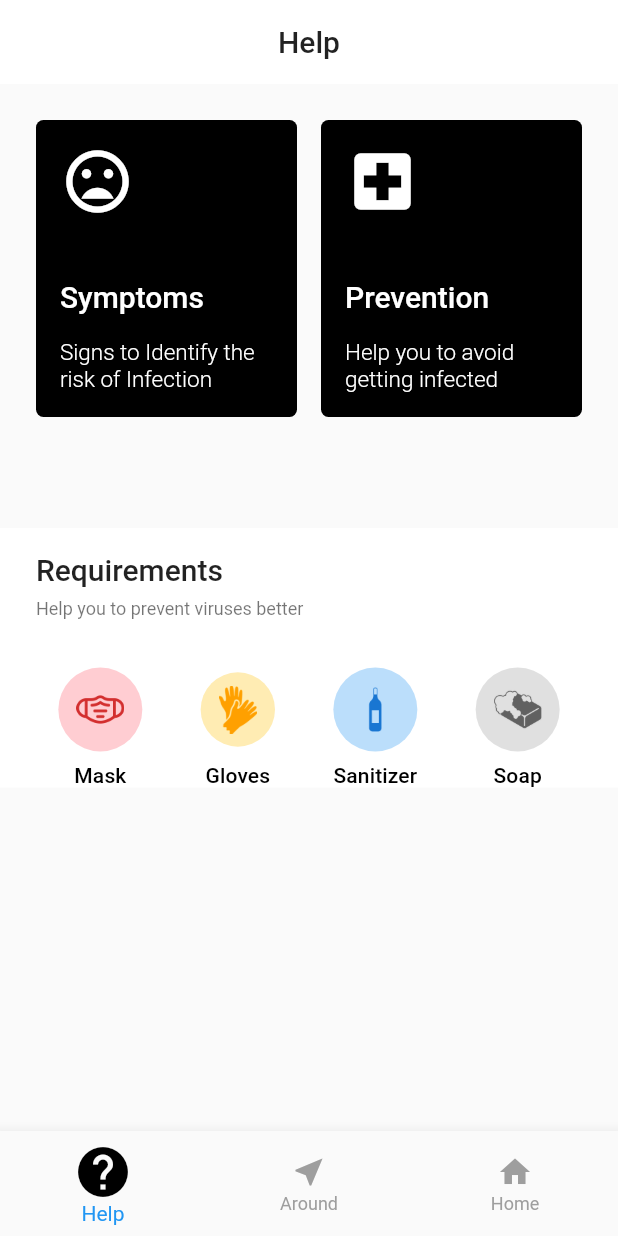
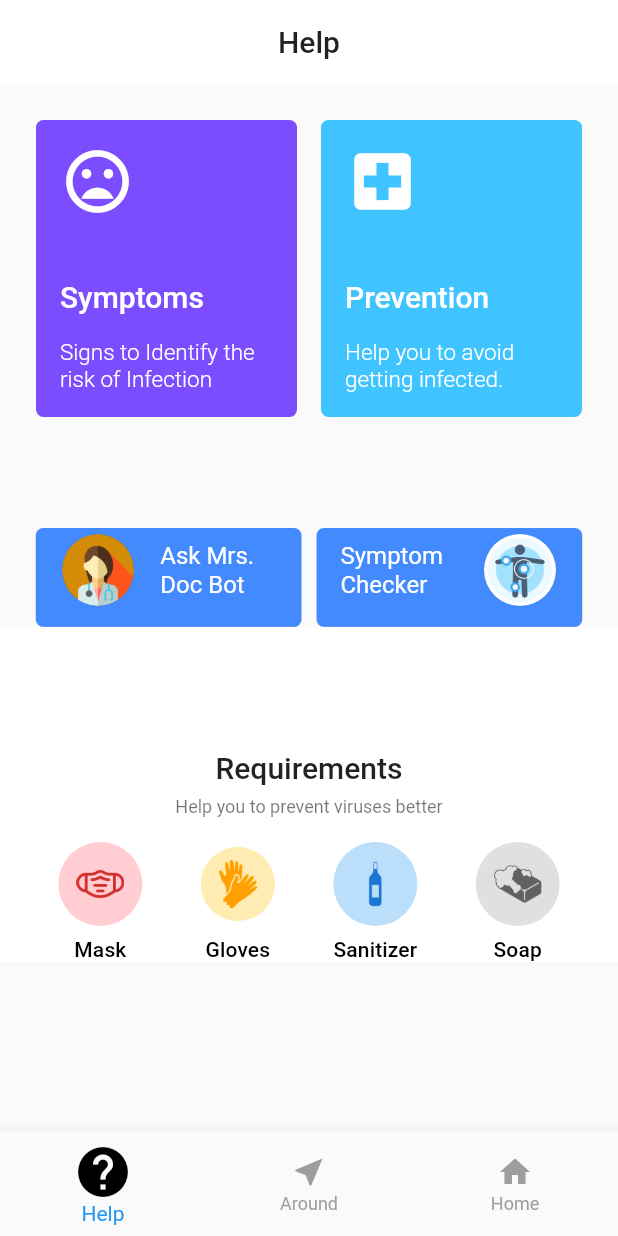
Before and after one commit to ThugsOfFirangistan/HealthZ, a Flutter app: the screen it shows after launch, on a phone screen of 412 x 824 dp. Run offline on Flutter 3.47's test engine with Material 2 defaults, Android fonts, the phone set to English and light mode, and no system bars; project files that could hold a hidden picture were left out.

Commit message:
Add DocBot and SymptomsChecker

```diff
--- a/lib/Screens/Help.dart
+++ b/lib/Screens/Help.dart
@@ -2,6 +2,8 @@ import 'package:healthz/Widgets/homeNavItems.dart';
 import 'package:healthz/Widgets/Requirements.dart';
 import 'package:flutter/cupertino.dart';
 import 'package:flutter/material.dart';
+import 'package:healthz/Screens/DocBot.dart';
+import 'package:healthz/Screens/SymptomsChecker.dart';
 
 class Help extends StatefulWidget {
   @override
@@ -12,10 +14,13 @@ class _HelpState extends State<Help> {
   @override
   Widget build(BuildContext context) {
     double width = MediaQuery.of(context).size.width;
+    double height = MediaQuery.of(context).size.height;
     return Scaffold(
       appBar: AppBar(
-      title: Text('Help',
-      style: Theme.of(context).textTheme.title,),
+        title: Text(
+          'Help',
+          style: Theme.of(context).textTheme.title,
+        ),
         backgroundColor: Colors.white,
         elevation: 0.0,
         iconTheme: IconThemeData(color: Colors.black),
@@ -43,16 +48,93 @@ class _HelpState extends State<Help> {
                     ],
                   ),
                 ),
+                Column(
+                  children: <Widget>[
+                    Row(
+                      mainAxisAlignment: MainAxisAlignment.center,
+                      children: <Widget>[
+                        SizedBox(
+                          width: 5.0,
+                        ),
+                        Container(
+                          decoration: BoxDecoration(
+                            color: Colors.blueAccent,
+                            borderRadius:
+                                BorderRadius.all(Radius.circular(5.0)),
+                          ),
+                          height: 0.08 * height,
+                          width: 0.43 * width,
+                          child: ListTile(
+                            leading: Container(
+                              child: new CircleAvatar(
+                                backgroundImage:
+                                    AssetImage("assets/images/doc.png"),
+                                radius: 24.0,
+                              ),
+                              padding: const EdgeInsets.all(1.5), // borde width
+                            ),
+                            onTap: () {
+                              Navigator.push(
+                                  context,
+                                  MaterialPageRoute(
+                                      builder: (context) => DocBot()));
+                            },
+                            title: Text(
+                              "Ask Mrs. Doc Bot",
+                              style: Theme.of(context)
+                                  .textTheme
+                                  .subhead
+                                  .copyWith(color: Colors.white),
+                            ),
+                          ),
+                        ),
+                        SizedBox(
+                          width: 10.0,
+                        ),
+                        Container(
+                          decoration: BoxDecoration(
+                            color: Colors.blueAccent,
+                            borderRadius:
+                                BorderRadius.all(Radius.circular(5.0)),
+                          ),
+                          height: 0.08 * height,
+                          width: 0.43 * width,
+                          child: ListTile(
+                            trailing: Container(
+                              child: new CircleAvatar(
+                                backgroundImage: AssetImage(
+                                    "assets/images/symptomschecker.png"),
+                                radius: 24.0,
+                              ),
+                              padding: const EdgeInsets.all(1.5), // borde width
+                            ),
+                            onTap: () {
+                              Navigator.push(
+                                  context,
+                                  MaterialPageRoute(
+                                      builder: (context) => SymptomsChecker()));
+                            },
+                            title: Text(
+                              "Symptom Checker",
+                              style: Theme.of(context)
+                                  .textTheme
+                                  .subhead
+                                  .copyWith(color: Colors.white),
+                            ),
+                          ),
+                        ),
+                        SizedBox(
+                          width: 5.0,
+                        ),
+                      ],
+                    )
+                  ],
+                ),
                 Container(
                   color: Colors.white,
+                  padding: EdgeInsets.only(top: 0.1*height),
                   child: Column(
-                    crossAxisAlignment: CrossAxisAlignment.start,
-                    children: <Widget>[
-                      Container(
-                        padding: EdgeInsets.symmetric(
-                            horizontal: 24.0, vertical: 16.0),
-                        child: Column(
-                          crossAxisAlignment: CrossAxisAlignment.start,
+                    crossAxisAlignment: CrossAxisAlignment.center,
                     children: <Widget>[
                       Text(
                         "Requirements",
@@ -68,9 +150,6 @@ class _HelpState extends State<Help> {
                       SizedBox(
                         height: 16.0,
                       ),
-                          ],
-                        ),
-                      ),
                       Requirements(),
                     ],
                   ),
--- a/lib/Widgets/homeNavItems.dart
+++ b/lib/Widgets/homeNavItems.dart
@@ -19,17 +19,18 @@ class _HomeNavItemsState extends State<HomeNavItems> {
                 icon: Icons.mood_bad,
                 title: 'Symptoms',
                 subTitle: 'Signs to Identify the risk of Infection',
-                navigate: 'symptoms'),
+                navigate: 'symptoms',
+                color: Colors.deepPurpleAccent),
             SizedBox(
               width: 16.0,
             ),
             getHomePageNavItems(
                 context: context,
                 icon:Icons.local_hospital,
-
                 title: 'Prevention',
-                subTitle: 'Help you to avoid getting infected',
-                navigate: 'prevention'
+                subTitle: 'Help you to avoid getting infected.',
+                navigate: 'prevention',
+                color: Colors.lightBlueAccent,
                 ),
           ],
         ),
@@ -42,7 +43,7 @@ class _HomeNavItemsState extends State<HomeNavItems> {
 }
 
 Widget getHomePageNavItems(
-    {BuildContext context, IconData icon, String title, String subTitle, String navigate}) {
+    {BuildContext context, IconData icon, String title, String subTitle, String navigate, Color color}) {
   return Expanded(
     child: InkWell(
       onTap: (){
@@ -51,7 +52,7 @@ Widget getHomePageNavItems(
       child: Container(
         padding: EdgeInsets.all(16.0),
         decoration: BoxDecoration(
-            color: Colors.black,
+            color: color,
             borderRadius: BorderRadius.all(Radius.circular(5.0))),
         child: Column(
           crossAxisAlignment: CrossAxisAlignment.start,
--- a/pubspec.yaml
+++ b/pubspec.yaml
@@ -51,6 +51,7 @@ flutter:
 
   assets:
    - assets/images/
+   - assets/json/
   # To add assets to your application, add an assets section, like this:
   # assets:
   #   - images/a_dot_burr.jpeg
```
Also changed, not shown: assets/json/symptomschecker.json (added, +12 -0 lines), lib/Screens/DocBot.dart (added, +34 -0 lines), lib/Screens/SymptomsChecker.dart (added, +34 -0 lines), assets/images/doc.png (added), assets/images/symptomschecker.png (added). Lines whose indentation alone changed are shown as unchanged.
